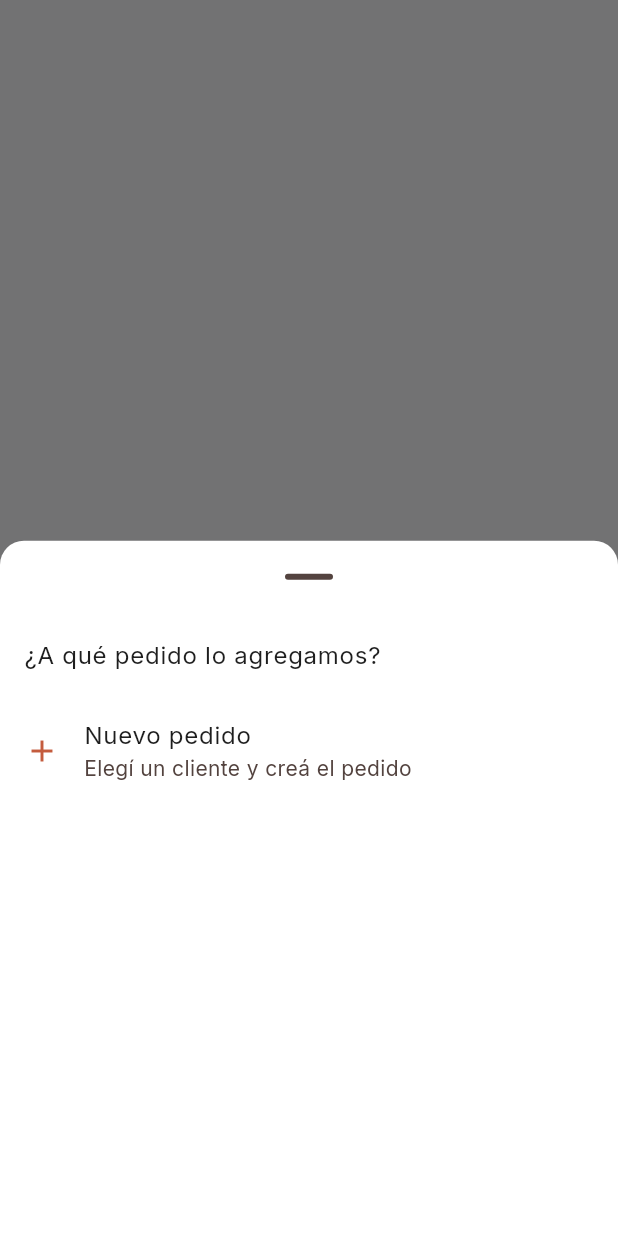
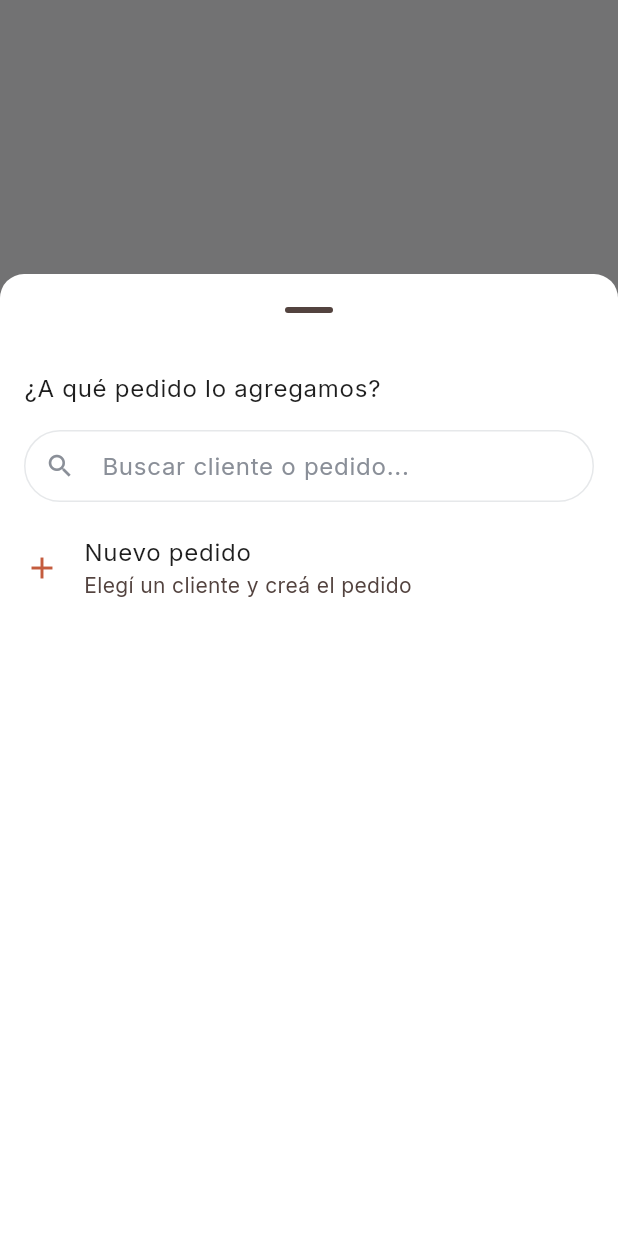
Before and after one commit to RaulS55/store, a Flutter app: what showOrderTargetSheet() shows on an empty page, opened directly, on a phone screen of 412 x 824 dp. Run offline on Flutter 3.47's test engine with Material 3 defaults, Android fonts, the phone set to English and light mode, and no system bars; our stand-ins replace cloud_firestore, firebase_auth, firebase_core, firebase_storage, flutter_secure_storage, font_awesome_flutter and 8 more; missing offline and left inert: dart:js_interop, dart:js_util; accounts and stored records are empty.

Commit message:
Refactor product filtering and audience management in catalog
Enhance the AppStore and related classes to support audience filtering and category management. Introduce new methods for resolving categories and audiences, ensuring that only relevant options are displayed based on available products. Update UI components to reflect these changes, improving user experience in product selection. Implement tests to validate the new filtering functionalities and ensure robust behavior across various scenarios.

```diff
--- a/lib/data/product_filter_host.dart
+++ b/lib/data/product_filter_host.dart
@@ -8,6 +8,7 @@ abstract class ProductFilterHost implements Listenable {
   ApparelCategory? get chipCategory;
   ApparelAudience? get chipAudience;
   List<ApparelCategory> get visibleCategories;
+  List<ApparelAudience> get visibleAudiences;
   List<String> get allSizes;
   List<SwatchColor> get allColors;
   List<String> get allBrands;
@@ -17,3 +18,7 @@ abstract class ProductFilterHost implements Listenable {
   void selectChipCategory(ApparelCategory? category);
   void selectChipAudience(ApparelAudience? audience);
 }
+
+extension ProductFilterHostAudience on ProductFilterHost {
+  bool get showAudienceFilter => visibleAudiences.length >= 2;
+}
--- a/lib/features/order/order_actions.dart
+++ b/lib/features/order/order_actions.dart
@@ -10,33 +10,23 @@ import '../../models/order.dart';
 import '../../theme/tokens.dart';
 import '../../widgets/app_confirm_dialog.dart';
 import '../../widgets/app_snack_bar.dart';
+import '../../widgets/search_field.dart';
 import '../customers/customer_sheets.dart';
 
 export '../customers/customer_sheets.dart' show showCustomerPicker;
 
 Future<DraftOrder?> showOrderTargetSheet(BuildContext context) async {
   final store = context.read<AppStore>();
-  final targets = store.addTargetOrders;
   final selected = await showModalBottomSheet<Object>(
     context: context,
     showDragHandle: true,
+    isScrollControlled: true,
     builder: (context) {
-      return ListView(
-        children: [
-          const ListTile(title: Text('¿A qué pedido lo agregamos?')),
-          for (var i = 0; i < targets.length; i++)
-            _OrderTargetTile(
-              order: targets[i],
-              preferred: i == 0 && store.lastAddedOrderId == targets[i].id,
-            ),
-          ListTile(
-            key: const ValueKey('order-target-new'),
-            leading: const Icon(Icons.add, color: AppColors.terracotta),
-            title: const Text('Nuevo pedido'),
-            subtitle: const Text('Elegí un cliente y creá el pedido'),
-            onTap: () => Navigator.pop(context, 'new'),
-          ),
-        ],
+      return Padding(
+        padding: EdgeInsets.only(
+          bottom: MediaQuery.viewInsetsOf(context).bottom,
+        ),
+        child: const _OrderTargetSheet(),
       );
     },
   );
@@ -55,6 +45,80 @@ Future<DraftOrder?> showOrderTargetSheet(BuildContext context) async {
     return context.read<AppStore>().createOrder(customer);
   }
   return null;
+}
+
+class _OrderTargetSheet extends StatefulWidget {
+  const _OrderTargetSheet();
+
+  @override
+  State<_OrderTargetSheet> createState() => _OrderTargetSheetState();
+}
+
+class _OrderTargetSheetState extends State<_OrderTargetSheet> {
+  final _query = TextEditingController();
+
+  @override
+  void dispose() {
+    _query.dispose();
+    super.dispose();
+  }
+
+  @override
+  Widget build(BuildContext context) {
+    final store = context.watch<AppStore>();
+    final query = _query.text.trim().toLowerCase();
+    final targets = [
+      for (final order in store.addTargetOrders)
+        if (query.isEmpty || _matchesOrder(order, query)) order,
+    ];
+
+    return SizedBox(
+      height: MediaQuery.sizeOf(context).height * 0.72,
+      child: Column(
+        crossAxisAlignment: CrossAxisAlignment.stretch,
+        children: [
+          const ListTile(title: Text('¿A qué pedido lo agregamos?')),
+          Padding(
+            padding: const EdgeInsets.fromLTRB(16, 0, 16, 8),
+            child: SearchField(
+              key: const ValueKey('order-target-search'),
+              controller: _query,
+              hint: 'Buscar cliente o pedido...',
+              onChanged: (_) => setState(() {}),
+            ),
+          ),
+          Expanded(
+            child: ListView(
+              children: [
+                ListTile(
+                  key: const ValueKey('order-target-new'),
+                  leading: const Icon(Icons.add, color: AppColors.terracotta),
+                  title: const Text('Nuevo pedido'),
+                  subtitle: const Text('Elegí un cliente y creá el pedido'),
+                  onTap: () => Navigator.pop(context, 'new'),
+                ),
+                if (targets.isEmpty && query.isNotEmpty)
+                  const ListTile(
+                    title: Text('No hay pedidos con ese nombre'),
+                  )
+                else
+                  for (final order in targets)
+                    _OrderTargetTile(
+                      order: order,
+                      preferred: store.lastAddedOrderId == order.id,
+                    ),
+              ],
+            ),
+          ),
+        ],
+      ),
+    );
+  }
+}
+
+bool _matchesOrder(DraftOrder order, String query) {
+  return order.customer.name.toLowerCase().contains(query) ||
+      order.orderNumber.toLowerCase().contains(query);
 }
 
 class _OrderTargetTile extends StatelessWidget {
--- a/lib/features/product/product_form_page.dart
+++ b/lib/features/product/product_form_page.dart
@@ -184,7 +184,7 @@ class _ProductFormPageState extends State<ProductFormPage> {
         id: _productId,
         name: _name.text.trim(),
         sku: sku,
-        category: _category ?? ApparelCategory.match(_categoryQuery),
+        category: store.resolveCategory(_categoryQuery),
         audience: _audience,
         brand: store.resolveBrand(_brandQuery),
         price: MoneyFormat.parse(_price.text)!,
@@ -412,13 +412,14 @@ class _ProductFormPageState extends State<ProductFormPage> {
           },
           fieldViewBuilder: (context, controller, focusNode, onFieldSubmitted) {
             return TextFormField(
+              key: const ValueKey('product-category'),
               controller: controller,
               focusNode: focusNode,
               textInputAction: TextInputAction.next,
               decoration: const InputDecoration(hintText: 'Ej. Remeras'),
               onChanged: (value) {
                 _categoryQuery = value;
-                _category = ApparelCategory.match(value);
+                _category = ApparelCategory.resolve(value);
               },
               onFieldSubmitted: (_) => onFieldSubmitted(),
             );
--- a/lib/models/product.dart
+++ b/lib/models/product.dart
@@ -5,61 +5,250 @@ import 'sync_record.dart';
 
 enum ApparelLine { ropa, calzado }
 
-enum ApparelCategory {
-  remeras('Remeras', ApparelLine.ropa),
-  musculosas('Musculosas', ApparelLine.ropa),
-  poleras('Poleras', ApparelLine.ropa),
-  camisas('Camisas', ApparelLine.ropa),
-  chombas('Chombas', ApparelLine.ropa),
-  tops('Tops', ApparelLine.ropa),
-  bodies('Bodies', ApparelLine.ropa),
-  buzos('Buzos', ApparelLine.ropa),
-  sweaters('Sweaters', ApparelLine.ropa),
-  cardigans('Cardigans', ApparelLine.ropa),
-  camperas('Camperas', ApparelLine.ropa),
-  abrigos('Abrigos', ApparelLine.ropa),
-  blazers('Blazers', ApparelLine.ropa),
-  chalecos('Chalecos', ApparelLine.ropa),
-  pantalones('Pantalones', ApparelLine.ropa),
-  jeans('Jeans', ApparelLine.ropa),
-  shorts('Shorts', ApparelLine.ropa),
-  faldas('Faldas', ApparelLine.ropa),
-  vestidos('Vestidos', ApparelLine.ropa),
-  enteritos('Enteritos', ApparelLine.ropa),
-  conjuntos('Conjuntos', ApparelLine.ropa),
-  pijamas('Pijamas', ApparelLine.ropa),
-  ropaInterior('Ropa interior', ApparelLine.ropa),
-  trajesDeBano('Trajes de baño', ApparelLine.ropa),
-  medias('Medias', ApparelLine.ropa),
-  gorras('Gorras', ApparelLine.ropa),
-  bufandas('Bufandas', ApparelLine.ropa),
-  accesorios('Accesorios', ApparelLine.ropa),
-  zapatillas('Zapatillas', ApparelLine.calzado),
-  zapatos('Zapatos', ApparelLine.calzado),
-  botas('Botas', ApparelLine.calzado),
-  botinetas('Botinetas', ApparelLine.calzado),
-  borcegos('Borcegos', ApparelLine.calzado),
-  sandalias('Sandalias', ApparelLine.calzado),
-  chatitas('Chatitas', ApparelLine.calzado),
-  mocasines('Mocasines', ApparelLine.calzado),
-  zuecos('Zuecos', ApparelLine.calzado),
-  alpargatas('Alpargatas', ApparelLine.calzado),
-  ojotas('Ojotas', ApparelLine.calzado),
-  pantuflas('Pantuflas', ApparelLine.calzado),
-  tacos('Tacos', ApparelLine.calzado),
-  botasDeLluvia('Botas de lluvia', ApparelLine.calzado),
-  calzado('Calzado', ApparelLine.calzado);
+class ApparelCategory {
+  const ApparelCategory._(this.name, this.label, this.line);
 
-  const ApparelCategory(this.label, this.line);
+  factory ApparelCategory.custom(String label) {
+    final trimmed = label.trim();
+    return ApparelCategory._(trimmed, trimmed, ApparelLine.ropa);
+  }
+
+  final String name;
   final String label;
   final ApparelLine line;
 
+  bool get isCustom => !values.contains(this);
+
+  static const remeras = ApparelCategory._(
+    'remeras',
+    'Remeras',
+    ApparelLine.ropa,
+  );
+  static const musculosas = ApparelCategory._(
+    'musculosas',
+    'Musculosas',
+    ApparelLine.ropa,
+  );
+  static const poleras = ApparelCategory._(
+    'poleras',
+    'Poleras',
+    ApparelLine.ropa,
+  );
+  static const camisas = ApparelCategory._(
+    'camisas',
+    'Camisas',
+    ApparelLine.ropa,
+  );
+  static const chombas = ApparelCategory._(
+    'chombas',
+    'Chombas',
+    ApparelLine.ropa,
+  );
+  static const tops = ApparelCategory._('tops', 'Tops', ApparelLine.ropa);
+  static const bodies = ApparelCategory._('bodies', 'Bodies', ApparelLine.ropa);
+  static const buzos = ApparelCategory._('buzos', 'Buzos', ApparelLine.ropa);
+  static const sweaters = ApparelCategory._(
+    'sweaters',
+    'Sweaters',
+    ApparelLine.ropa,
+  );
+  static const cardigans = ApparelCategory._(
+    'cardigans',
+    'Cardigans',
+    ApparelLine.ropa,
+  );
+  static const camperas = ApparelCategory._(
+    'camperas',
+    'Camperas',
+    ApparelLine.ropa,
+  );
+  static const abrigos = ApparelCategory._(
+    'abrigos',
+    'Abrigos',
+    ApparelLine.ropa,
+  );
+  static const blazers = ApparelCategory._(
+    'blazers',
+    'Blazers',
+    ApparelLine.ropa,
+  );
+  static const chalecos = ApparelCategory._(
+    'chalecos',
+    'Chalecos',
+    ApparelLine.ropa,
+  );
+  static const pantalones = ApparelCategory._(
+    'pantalones',
+    'Pantalones',
+    ApparelLine.ropa,
+  );
+  static const jeans = ApparelCategory._('jeans', 'Jeans', ApparelLine.ropa);
+  static const shorts = ApparelCategory._('shorts', 'Shorts', ApparelLine.ropa);
+  static const faldas = ApparelCategory._('faldas', 'Faldas', ApparelLine.ropa);
+  static const vestidos = ApparelCategory._(
+    'vestidos',
+    'Vestidos',
+    ApparelLine.ropa,
+  );
+  static const enteritos = ApparelCategory._(
+    'enteritos',
+    'Enteritos',
+    ApparelLine.ropa,
+  );
+  static const conjuntos = ApparelCategory._(
+    'conjuntos',
+    'Conjuntos',
+    ApparelLine.ropa,
+  );
+  static const pijamas = ApparelCategory._(
+    'pijamas',
+    'Pijamas',
+    ApparelLine.ropa,
+  );
+  static const ropaInterior = ApparelCategory._(
+    'ropaInterior',
+    'Ropa interior',
+    ApparelLine.ropa,
+  );
+  static const trajesDeBano = ApparelCategory._(
+    'trajesDeBano',
+    'Trajes de baño',
+    ApparelLine.ropa,
+  );
+  static const medias = ApparelCategory._('medias', 'Medias', ApparelLine.ropa);
+  static const gorras = ApparelCategory._('gorras', 'Gorras', ApparelLine.ropa);
+  static const bufandas = ApparelCategory._(
+    'bufandas',
+    'Bufandas',
+    ApparelLine.ropa,
+  );
+  static const accesorios = ApparelCategory._(
+    'accesorios',
+    'Accesorios',
+    ApparelLine.ropa,
+  );
+  static const zapatillas = ApparelCategory._(
+    'zapatillas',
+    'Zapatillas',
+    ApparelLine.calzado,
+  );
+  static const zapatos = ApparelCategory._(
+    'zapatos',
+    'Zapatos',
+    ApparelLine.calzado,
+  );
+  static const botas = ApparelCategory._('botas', 'Botas', ApparelLine.calzado);
+  static const botinetas = ApparelCategory._(
+    'botinetas',
+    'Botinetas',
+    ApparelLine.calzado,
+  );
+  static const borcegos = ApparelCategory._(
+    'borcegos',
+    'Borcegos',
+    ApparelLine.calzado,
+  );
+  static const sandalias = ApparelCategory._(
+    'sandalias',
+    'Sandalias',
+    ApparelLine.calzado,
+  );
+  static const chatitas = ApparelCategory._(
+    'chatitas',
+    'Chatitas',
+    ApparelLine.calzado,
+  );
+  static const mocasines = ApparelCategory._(
+    'mocasines',
+    'Mocasines',
+    ApparelLine.calzado,
+  );
+  static const zuecos = ApparelCategory._(
+    'zuecos',
+    'Zuecos',
+    ApparelLine.calzado,
+  );
+  static const alpargatas = ApparelCategory._(
+    'alpargatas',
+    'Alpargatas',
+    ApparelLine.calzado,
+  );
+  static const ojotas = ApparelCategory._(
+    'ojotas',
+    'Ojotas',
+    ApparelLine.calzado,
+  );
+  static const pantuflas = ApparelCategory._(
+    'pantuflas',
+    'Pantuflas',
+    ApparelLine.calzado,
+  );
+  static const tacos = ApparelCategory._('tacos', 'Tacos', ApparelLine.calzado);
+  static const botasDeLluvia = ApparelCategory._(
+    'botasDeLluvia',
+    'Botas de lluvia',
+    ApparelLine.calzado,
+  );
+  static const calzado = ApparelCategory._(
+    'calzado',
+    'Calzado',
+    ApparelLine.calzado,
+  );
+
+  static const values = [
+    remeras,
+    musculosas,
+    poleras,
+    camisas,
+    chombas,
+    tops,
+    bodies,
+    buzos,
+    sweaters,
+    cardigans,
+    camperas,
+    abrigos,
+    blazers,
+    chalecos,
+    pantalones,
+    jeans,
+    shorts,
+    faldas,
+    vestidos,
+    enteritos,
+    conjuntos,
+    pijamas,
+    ropaInterior,
+    trajesDeBano,
+    medias,
+    gorras,
+    bufandas,
+    accesorios,
+    zapatillas,
+    zapatos,
+    botas,
+    botinetas,
+    borcegos,
+    sandalias,
+    chatitas,
+    mocasines,
+    zuecos,
+    alpargatas,
+    ojotas,
+    pantuflas,
+    tacos,
+    botasDeLluvia,
+    calzado,
+  ];
+
   static ApparelCategory fromStorage(String value) {
-    final category = tryFromStorage(value);
-    if (category == null) {
+    final known = tryFromStorage(value) ?? match(value);
+    if (known != null) return known;
+    final raw = value.trim();
+    if (raw.isEmpty) {
       throw FormatException('Unknown category: $value');
     }
-    return category;
+    return ApparelCategory.custom(raw);
   }
 
   static ApparelCategory? tryFromStorage(String value) {
@@ -81,6 +270,12 @@ enum ApparelCategory {
     return null;
   }
 
+  static ApparelCategory? resolve(String value) {
+    final query = value.trim();
+    if (query.isEmpty) return null;
+    return match(query) ?? ApparelCategory.custom(query);
+  }
+
   static List<ApparelCategory> forLine(ApparelLine line) {
     return [
       for (final category in values)
@@ -88,7 +283,55 @@ enum ApparelCategory {
     ];
   }
 
+  static List<ApparelCategory> mergeVisible({
+    required List<ApparelCategory> predefined,
+    required Iterable<ApparelCategory> used,
+  }) {
+    final counts = <ApparelCategory, int>{};
+    for (final category in used) {
+      counts[category] = (counts[category] ?? 0) + 1;
+    }
+    final allowed = predefined.toSet();
+    final list = [
+      for (final category in counts.keys)
+        if (allowed.contains(category) || category.isCustom) category,
+    ];
+    list.sort((a, b) {
+      final byCount = counts[b]!.compareTo(counts[a]!);
+      if (byCount != 0) return byCount;
+      if (a.isCustom != b.isCustom) return a.isCustom ? 1 : -1;
+      final aIndex = predefined.indexOf(a);
+      final bIndex = predefined.indexOf(b);
+      if (aIndex >= 0 && bIndex >= 0) return aIndex.compareTo(bIndex);
+      return a.label.toLowerCase().compareTo(b.label.toLowerCase());
+    });
+    return list;
+  }
+
+  static List<ApparelCategory> mergeChoices({
+    required List<ApparelCategory> predefined,
+    required Iterable<ApparelCategory> used,
+  }) {
+    final seen = {...predefined};
+    final extras = <ApparelCategory>[];
+    for (final category in used) {
+      if (category.isCustom && seen.add(category)) extras.add(category);
+    }
+    extras.sort(
+      (a, b) => a.label.toLowerCase().compareTo(b.label.toLowerCase()),
+    );
+    return [...predefined, ...extras];
+  }
+
   ApparelCategory get chipFamily => this;
+
+  @override
+  bool operator ==(Object other) =>
+      other is ApparelCategory &&
+      other.name.toLowerCase() == name.toLowerCase();
+
+  @override
+  int get hashCode => name.toLowerCase().hashCode;
 }
 
 enum ApparelAudience {
```
Also changed, not shown: lib/data/app_store.dart (+40 -5 lines), lib/data/catalog_guest_store.dart (+16 -8 lines), lib/features/stock/filters_panel.dart (+9 -2 lines), lib/models/product_filter.dart (+30 -7 lines), 8 other files.
